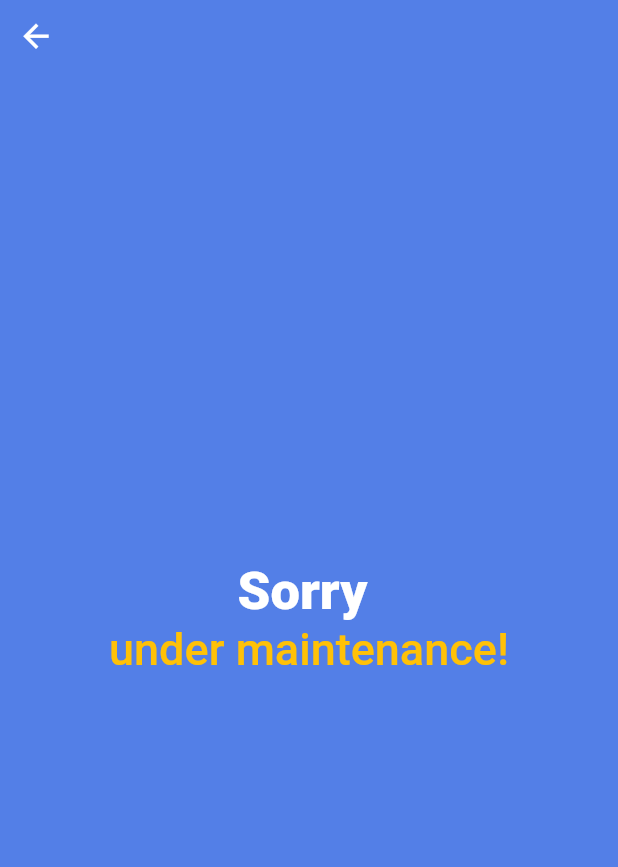
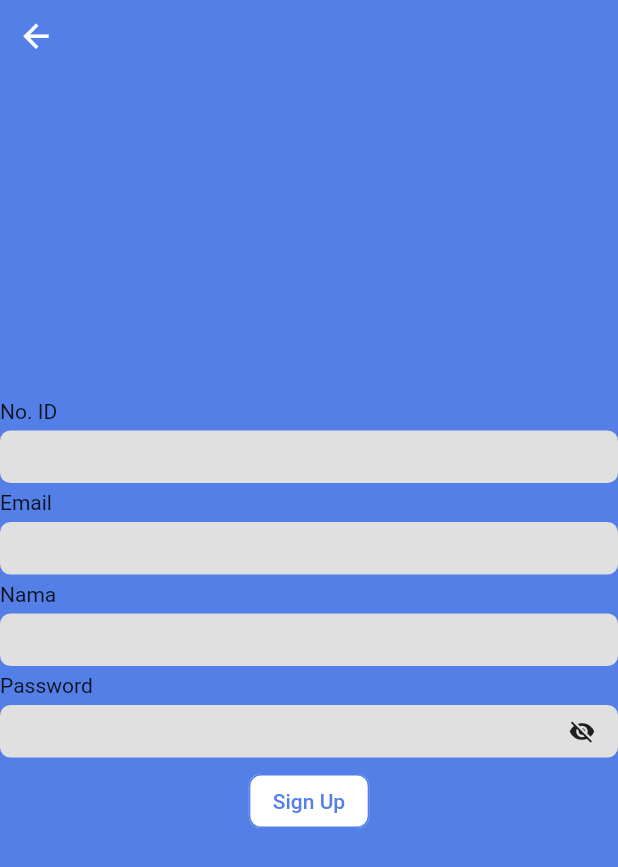
Before and after one commit to thehighnessputtra/YxG-Absen, a Flutter app: the SignUpPage screen opened directly, on a phone screen of 412 x 824 dp. Shown: the top 867 px of the screen. Run offline on Flutter 3.47's test engine with Material 2 defaults, Android fonts, the phone set to English and light mode, and no system bars; our stand-ins replace firebase_auth, firebase_core, shared_preferences; accounts and stored records are empty.

Commit message:
membuat sign up page

```diff
--- a/lib/main.dart
+++ b/lib/main.dart
@@ -1,4 +1,3 @@
-import 'package:absensi_online/pages/landing_page/landing_page.dart';
 import 'package:absensi_online/splashscreen.dart';
 import 'package:firebase_core/firebase_core.dart';
 import 'package:flutter/material.dart';
--- a/lib/pages/auth/login_page/login_page.dart
+++ b/lib/pages/auth/login_page/login_page.dart
@@ -1,4 +1,4 @@
-import 'package:absensi_online/pages/signup_page/sign_up_page.dart';
+import 'package:absensi_online/pages/auth/signup_page/sign_up_page.dart';
 import 'package:absensi_online/services/firebase_services.dart';
 import 'package:absensi_online/utils/constant.dart';
 import 'package:absensi_online/widgets/custom_button.dart';
--- /dev/null
+++ b/lib/pages/auth/signup_page/sign_up_page.dart
@@ -0,0 +1,111 @@
+// import 'package:flutter/material.dart';
+
+// class SignUpPage extends StatelessWidget {
+//   const SignUpPage({super.key});
+
+//   @override
+//   Widget build(BuildContext context) {
+//     return Scaffold(
+//       appBar: AppBar(title: Text("Sign Up")),
+//       body: Text("SignUpPage"),
+//     );
+//   }
+// }
+
+import 'package:absensi_online/utils/constant.dart';
+import 'package:absensi_online/widgets/custom_button.dart';
+import 'package:absensi_online/widgets/custom_dialog.dart';
+import 'package:absensi_online/widgets/custom_notification.dart';
+import 'package:absensi_online/widgets/textformfield_widget.dart';
+import 'package:flutter/material.dart';
+
+class SignUpPage extends StatefulWidget {
+  const SignUpPage({
+    super.key,
+  });
+
+  @override
+  State<SignUpPage> createState() => _SignUpPageState();
+}
+
+class _SignUpPageState extends State<SignUpPage> {
+  TextEditingController _controllerNoID = TextEditingController();
+  TextEditingController _controllerEmail = TextEditingController();
+  TextEditingController _controllerNama = TextEditingController();
+  TextEditingController _controllerPassword = TextEditingController();
+  bool isClicked = false;
+  @override
+  Widget build(BuildContext context) {
+    return Scaffold(
+        backgroundColor: colorBlue,
+        body: Stack(
+          children: [
+            Center(
+              child: Column(
+                mainAxisAlignment: MainAxisAlignment.center,
+                children: [
+                  // Text("Sorry ",
+                  //     style: TextStyle(
+                  //         color: Colors.white,
+                  //         fontWeight: FontWeight.w800,
+                  //         fontSize: 35)),
+                  // Text(
+                  //   "under maintenance!",
+                  //   style: TextStyle(
+                  //       color: Colors.amber,
+                  //       fontWeight: FontWeight.w500,
+                  //       fontSize: 30),
+                  // ),
+                  CustomTextFormField(
+                    controller: _controllerNoID,
+                    usingTittle: true,
+                    tittle: "No. ID",
+                  ),
+                  CustomTextFormField(
+                    controller: _controllerEmail,
+                    usingTittle: true,
+                    tittle: "Email",
+                  ),
+                  CustomTextFormField(
+                    controller: _controllerNama,
+                    usingTittle: true,
+                    tittle: "Nama",
+                  ),
+                  CustomTextFormField(
+                    controller: _controllerPassword,
+                    usingTittle: true,
+                    usingHideText: true,
+                    tittle: "Password",
+                  ),
+                  CustomButton2(
+                      btnName: "Sign Up",
+                      onPress: () {
+                        customDialog(context,
+                            title: "Information",
+                            confirmButton: true,
+                            yesPressed: () {},
+                            content: Column(
+                              crossAxisAlignment: CrossAxisAlignment.start,
+                              children: [
+                                Text("No. ID : ${_controllerNoID.text}"),
+                                Text("Email : ${_controllerEmail.text}"),
+                                Text("Nama : ${_controllerNama.text}"),
+                              ],
+                            ));
+                      })
+                ],
+              ),
+            ),
+            IconButton(
+                onPressed: () {
+                  Navigator.pop(context);
+                },
+                icon: Icon(
+                  Icons.arrow_back,
+                  color: Colors.white,
+                  size: 25,
+                )),
+          ],
+        ));
+  }
+}
--- a/lib/pages/home_page/home_page.dart
+++ b/lib/pages/home_page/home_page.dart
@@ -174,7 +174,10 @@ class _HomePageState extends State<HomePage> {
                                                 10,
                                         child: CustomButton1(
                                             btnName: "Check In",
-                                            onPress: () {}),
+                                            onPress: () {
+                                              navPushTransition(
+                                                  context, TestingPage());
+                                            }),
                                       ),
                                       SizedBox(
                                         width:
--- a/lib/pages/landing_page/landing_page.dart
+++ b/lib/pages/landing_page/landing_page.dart
@@ -1,5 +1,5 @@
 import 'package:absensi_online/pages/auth/login_page/login_page.dart';
-import 'package:absensi_online/pages/signup_page/sign_up_page.dart';
+import 'package:absensi_online/pages/auth/signup_page/sign_up_page.dart';
 import 'package:absensi_online/utils/constant.dart';
 import 'package:absensi_online/widgets/custom_button.dart';
 import 'package:absensi_online/widgets/transition_widget.dart';
--- a/lib/pages/signup_page/sign_up_page.dart
+++ /dev/null
@@ -1,103 +0,0 @@
-// import 'package:flutter/material.dart';
-
-// class SignUpPage extends StatelessWidget {
-//   const SignUpPage({super.key});
-
-//   @override
-//   Widget build(BuildContext context) {
-//     return Scaffold(
-//       appBar: AppBar(title: Text("Sign Up")),
-//       body: Text("SignUpPage"),
-//     );
-//   }
-// }
-
-import 'package:absensi_online/utils/constant.dart';
-import 'package:flutter/material.dart';
-
-class SignUpPage extends StatefulWidget {
-  const SignUpPage({
-    super.key,
-  });
-
-  @override
-  State<SignUpPage> createState() => _SignUpPageState();
-}
-
-class _SignUpPageState extends State<SignUpPage> {
-  bool isClicked = false;
-  @override
-  Widget build(BuildContext context) {
-    getUrl(Uri url) async {}
-
-    Future<void> showConfirm() async {
-      return showDialog(
-        context: context,
-        builder: (BuildContext context) {
-          return AlertDialog(
-            title: const Text('Konfirmasi'),
-            content: SingleChildScrollView(
-              child: ListBody(
-                children: const <Widget>[
-                  Text('Apakah kamu ingin menghubungi pemilik kos?'),
-                ],
-              ),
-            ),
-            actions: <Widget>[
-              TextButton(
-                child: const Text('Batal'),
-                onPressed: () {
-                  Navigator.of(context).pop();
-                },
-              ),
-              TextButton(
-                child: const Text('Hubungi'),
-                onPressed: () {
-                  Navigator.of(context).pop();
-                  getUrl(
-                    Uri.parse("tel:+62widget.space.phone}"),
-                  );
-                },
-              ),
-            ],
-          );
-        },
-      );
-    }
-
-    return Scaffold(
-        backgroundColor: colorBlue,
-        body: Stack(
-          children: [
-            Center(
-              child: Column(
-                mainAxisAlignment: MainAxisAlignment.center,
-                children: [
-                  Text("Sorry ",
-                      style: TextStyle(
-                          color: Colors.white,
-                          fontWeight: FontWeight.w800,
-                          fontSize: 35)),
-                  Text(
-                    "under maintenance!",
-                    style: TextStyle(
-                        color: Colors.amber,
-                        fontWeight: FontWeight.w500,
-                        fontSize: 30),
-                  ),
-                ],
-              ),
-            ),
-            IconButton(
-                onPressed: () {
-                  Navigator.pop(context);
-                },
-                icon: Icon(
-                  Icons.arrow_back,
-                  color: Colors.white,
-                  size: 25,
-                )),
-          ],
-        ));
-  }
-}
```
Also changed, not shown: lib/test.dart (+41 -8 lines), lib/widgets/custom_dialog.dart (added, +70 -0 lines).
